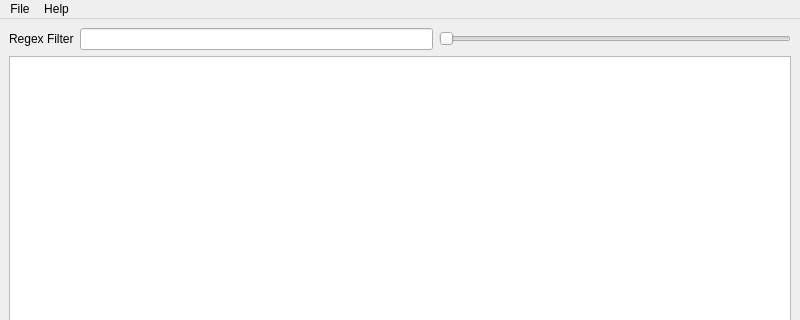
Qt form UIFiles/PicOrganizer.ui (UpSea/PhotoOrganizer) before a commit; both pictures show x 0 to 800 and y 0 to 320 of the 800 by 600 pixel window.
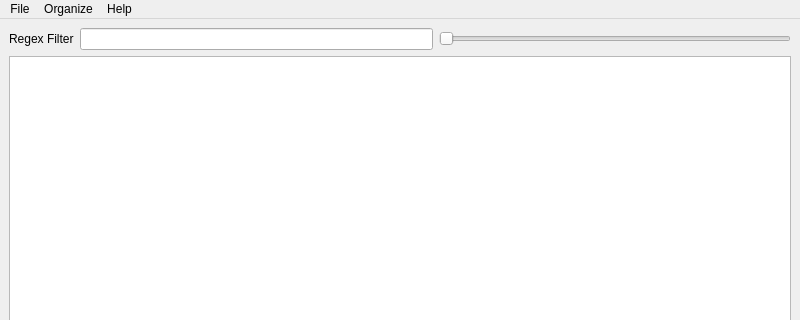
The same form after that commit. Custom widgets are drawn as their Qt base class.

Commit message: Add dialog to batch-add tags to photos.

Patch:
```diff
--- a/UIFiles/PicOrganizer.ui
+++ b/UIFiles/PicOrganizer.ui
@@ -91,6 +91,12 @@
     <addaction name="actionOpenDatabase"/>
     <addaction name="actionImportFolder"/>
    </widget>
+   <widget class="QMenu" name="menuOrganize">
+    <property name="title">
+     <string>Organize</string>
+    </property>
+    <addaction name="actionBatchTag"/>
+   </widget>
    <widget class="QMenu" name="menuHelp">
     <property name="title">
      <string>Help</string>
@@ -98,6 +104,7 @@
     <addaction name="actionAbout"/>
    </widget>
    <addaction name="menuFile"/>
+   <addaction name="menuOrganize"/>
    <addaction name="menuHelp"/>
   </widget>
   <widget class="QStatusBar" name="statusbar"/>
```
The commit also changes 3 other files.
